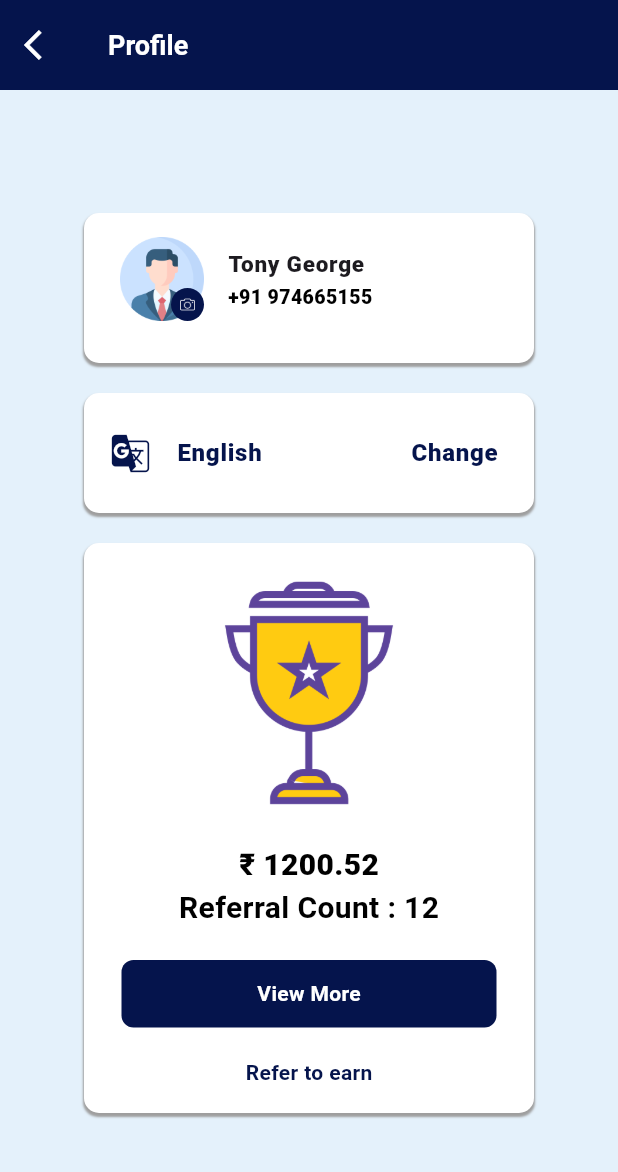
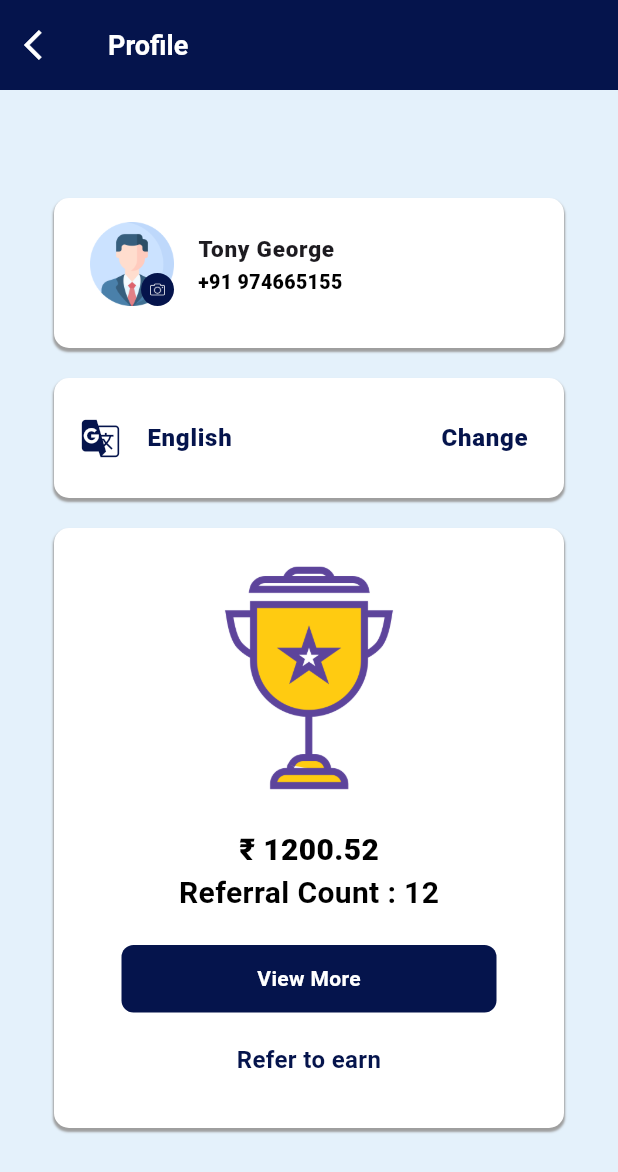
Before and after one commit to AthiraaAthi/project_way, a Flutter app: the ProfileScreen screen opened directly, on a phone screen of 412 x 824 dp. Shown: the top 1172 px of the screen. Run offline on Flutter 3.47's test engine with Material 3 defaults, Android fonts, the phone set to English and light mode, and no system bars; our stand-ins replace carousel_slider, easy_localization, fl_chart, flutter_toggle_tab, pinput, table_calendar and 1 more.

Commit message:
modified profile screen language tile and font according to lang change

```diff
--- a/assets/translations/ml.json
+++ b/assets/translations/ml.json
@@ -246,7 +246,7 @@
         "appBarTitle": "പ്രൊഫൈൽ",
         "name": "ടോണി ജോർജ്",
         "phoneNumber": "+91 974665155",
-        "language": "ഇംഗ്ലീഷ്",
+        "language": "മലയാളം",
         "change": "മാറ്റുക",
         "balance": "₹ 1200.52",
         "referralCount": "റഫറൽ എണ്ണം : 12",
--- a/lib/view/profile/profile_screen.dart
+++ b/lib/view/profile/profile_screen.dart
@@ -388,7 +388,7 @@ class _ProfileScreenState extends State<ProfileScreen> {
               children: [
                 Container(
                   height: 100,
-                  width: 300,
+                  width: 340,
                   decoration: BoxDecoration(
                       color: Colors.white,
                       borderRadius: BorderRadius.circular(10),
@@ -440,7 +440,7 @@ class _ProfileScreenState extends State<ProfileScreen> {
                 ),
                 Container(
                   height: 80,
-                  width: 300,
+                  width: 340,
                   decoration: BoxDecoration(
                     color: Colors.white,
                     borderRadius: BorderRadius.circular(10),
@@ -489,8 +489,8 @@ class _ProfileScreenState extends State<ProfileScreen> {
                   height: 20,
                 ),
                 Container(
-                  height: 380,
-                  width: 300,
+                  height: 400,
+                  width: 340,
                   decoration: BoxDecoration(
                       color: Colors.white,
                       borderRadius: BorderRadius.circular(10),
@@ -553,9 +553,15 @@ class _ProfileScreenState extends State<ProfileScreen> {
                       ),
                       Text(
                         tr('profilescreen.referToEarn'),
+                        textAlign: TextAlign.center,
                         style: TextStyle(
-                            color: ColorConstant.defIndigo,
-                            fontWeight: FontWeight.w700),
+                          fontSize:
+                              context.locale.languageCode == 'en' ? 16 : 13,
+                          color: ColorConstant.defIndigo,
+                          fontWeight: context.locale.languageCode == 'en'
+                              ? FontWeight.w700
+                              : FontWeight.w900,
+                        ),
                       )
                     ],
                   ),
```
